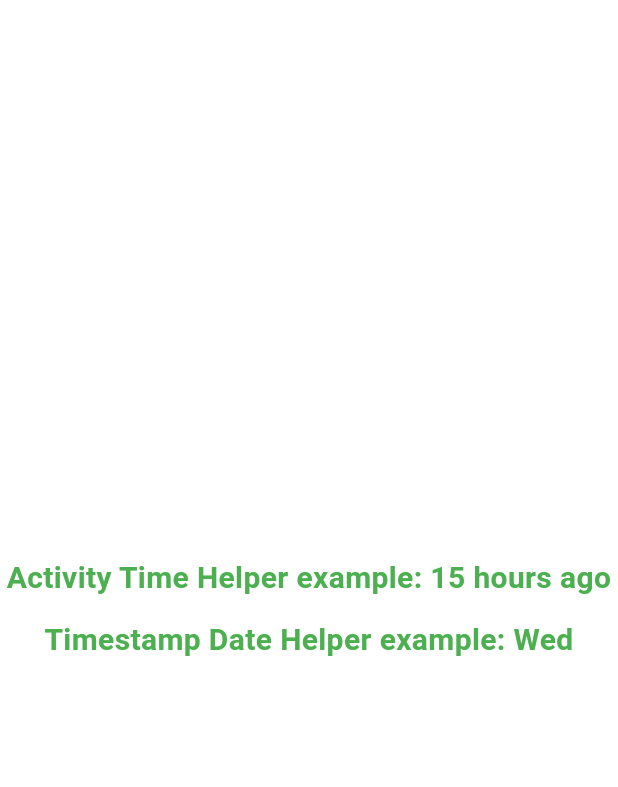
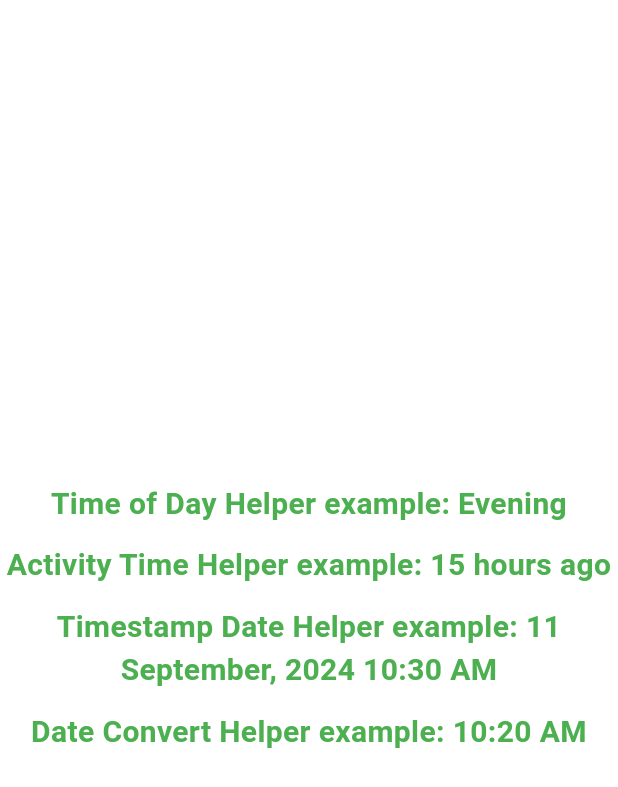
Before and after one commit to mirzamahmud/date-convert-helper, a Flutter app: the screen it shows after launch, on a phone screen of 412 x 824 dp. Shown: the top 787 px of the screen. Run offline on Flutter 3.47's test engine with Material 3 defaults, Android fonts, the phone set to English and light mode, and no system bars; our stand-ins replace cloud_firestore; accounts and stored records are empty.

Commit message:
added_a_new_helper_for_formating_time_of_day

```diff
--- a/example/lib/main.dart
+++ b/example/lib/main.dart
@@ -19,13 +19,24 @@ class Example extends StatefulWidget {
 }
 
 class _ExampleState extends State<Example> {
+
+  /// -------- time of day helper -----------
+  String timeOfDayFromInt = TimeOfDayHelper.formatTimeOfDayFromInt(dateTimeValue: int.parse("1721620800"));
+  String timeOfDayFromString = TimeOfDayHelper.formatTimeOfDayFromString(dateTimeValue: "2024-09-10T18:46:26.266");
+
   /// -------- activity time helper --------------
   String activityTimeHelperExample = ActivityTimeHelper.userOnlineActivity("2024-09-10T18:46:26.266");
 
   /// -------- timestamp date helper ------------
   final timestamp = TimeStampDateHelper.formatTimestampDateTime(
     time: Timestamp.now(),
-    formatPattern: "E"
+    formatPattern: "dd MMMM, yyyy hh:mm aa",
+  );
+
+  /// -------- date convert helper -------------
+  String formattedDate = DateConvertHelper.formatDateTimeFromUtcToLocal(
+    dateTimeValue: "2024-09-12T10:20:30Z",
+    formatPattern: "hh:mm a",
   );
 
   @override
@@ -39,6 +50,18 @@ class _ExampleState extends State<Example> {
             crossAxisAlignment: CrossAxisAlignment.center,
             mainAxisAlignment: MainAxisAlignment.center,
             children: [
+              /// ---------- time of day helper example text widget
+              Text(
+                "Time of Day Helper example: $timeOfDayFromString",
+                textAlign: TextAlign.center,
+                style: const TextStyle(
+                    color: Colors.green,
+                    fontWeight: FontWeight.w600,
+                    fontSize: 20
+                ),
+              ),
+              const SizedBox(height: 12),
+
               /// ---------- activity time helper example text widget
               Text(
                 "Activity Time Helper example: $activityTimeHelperExample",
@@ -62,6 +85,17 @@ class _ExampleState extends State<Example> {
                 ),
               ),
               const SizedBox(height: 12),
+
+              /// ---------- date convert helper example text widget
+              Text(
+                "Date Convert Helper example: $formattedDate",
+                textAlign: TextAlign.center,
+                style: const TextStyle(
+                    color: Colors.green,
+                    fontWeight: FontWeight.w600,
+                    fontSize: 20
+                ),
+              ),
             ],
           ),
         ),
--- a/lib/date_convert_helper.dart
+++ b/lib/date_convert_helper.dart
@@ -1,6 +1,7 @@
 library date_convert_helper;
 
 export 'src/enum/day_of_week_enum.dart';
-export 'src/activity_time/activity_time_helper.dart';
-export 'src/date_convert/date_convert_helper.dart';
-export 'src/time_stamp/time_stamp_date_helper.dart';
+export 'src/main/activity_time/activity_time_helper.dart';
+export 'src/main/date_convert/date_convert_helper.dart';
+export 'src/main/time_stamp/time_stamp_date_helper.dart';
+export 'src/main/time_of_day/time_of_day_helper.dart';
--- /dev/null
+++ b/lib/src/main/date_convert/date_convert_helper.dart
@@ -0,0 +1,153 @@
+import 'package:date_convert_helper/date_convert_helper.dart';
+import 'package:intl/intl.dart';
+
+/// [DateConvertHelper] class works like a helper to convert any types of date time data, such as [DateTime] and [APIs] data,
+/// this helper class contains such methods those will help us to format date as our desire date format.
+class DateConvertHelper{
+
+  /// this method is used to format date time from [String] type data.
+  /// [formatDateTimeFromString] method has three params.
+  /// [dateTimeValue] param is used for store data which will come from [APIs] or other sources. It is [String] type data
+  /// [formatPattern] param is optional. It is [String] and representing desire pattern that is used for formatting [dateTimeValue].
+  /// example of the [formatPattern] - "yyyy-mm-dd", "dd MMMM, yyyy", and etc...
+  static String formatDateTimeFromString({
+    required String dateTimeValue,
+    String? formatPattern,
+  }){
+    DateTime parsedDate = DateTime.parse(dateTimeValue);
+    return DateFormat(formatPattern).format(parsedDate);
+  }
+
+  /// this method is used to format date time from [DateTime] type data.
+  /// [formatDateFromDatetime] method has three params.
+  /// [dateTimeValue] param is used for store data which will come from [DateTime].
+  /// [formatPattern] param is optional. It is [String] and representing desire pattern that is used for formatting [dateTimeValue].
+  /// example of the [formatPattern] - "yyyy-mm-dd", "dd MMMM, yyyy", and etc...
+  static String formatDateFromDatetime({
+    required DateTime dateTimeValue,
+    String? formatPattern,
+  }) {
+    return DateFormat(formatPattern).format(dateTimeValue);
+  }
+
+  /// this method is used to format local date time from [IsoString].
+  /// [formatIsoStringToLocalDatetime] method has one param.
+  /// [dateTimeValue] is [String] type required param and used to store data which will come from [APIs] or other sources as iso date time format.
+  static DateTime formatIsoStringToLocalDatetime({
+    required String dateTimeValue,
+  }) {
+    return DateFormat('yyyy-MM-ddTHH:mm:ss.SSS').parse(dateTimeValue, true).toLocal();
+  }
+
+  /// this method is used to format local date only from [IsoString].
+  /// [isoStringToLocalTimeOnly] method has three params.
+  /// [dateTimeValue] is [String] type required param and used to store data which will come from [APIs] or other sources as iso date time format.
+  /// [formatDatePattern] param is optional. It is [String] and representing desire pattern that is used for formatting [dateTimeValue].
+  /// example of the [formatDatePattern] - "yyyy/mm/dd", "yyyy-mm-dd", "dd MMMM, yyyy", and etc...
+  static String isoStringToLocalDateOnly({
+    required String dateTimeValue,
+    String? formatDatePattern,
+  }) {
+    return DateFormat(formatDatePattern).format(formatIsoStringToLocalDatetime(dateTimeValue: dateTimeValue));
+  }
+
+  /// this method is used to format local time only from [IsoString].
+  /// [isoStringToLocalTimeOnly] method has three params.
+  /// [dateTimeValue] is [String] type required param and used to store data which will come from [APIs] or other sources as iso date time format.
+  /// [formatTimePattern] param is optional. It is [String] and representing desire pattern that is used for formatting [dateTimeValue].
+  /// example of the [formatTimePattern] - "hh:mm:ss", "hh:mm aa", and etc...
+  static String isoStringToLocalTimeOnly({
+    required String dateTimeValue,
+    String? formatTimePattern,
+  }) {
+    return DateFormat(formatTimePattern).format(formatIsoStringToLocalDatetime(dateTimeValue: dateTimeValue));
+  }
+
+  /// this method is used just to convert time to time
+  /// [convertTimeToTime] method has two params.
+  /// [dateTimeValue] is [String] type required param and used to store data which will come from [APIs] or other sources as iso date time format.
+  /// the returning result of this method like - [08:59 PM]
+  static String convertTimeToTime({
+    required String dateTimeValue,
+  }) {
+    return DateFormat('hh:mm a').format(DateFormat('hh:mm:ss').parse(dateTimeValue));
+  }
+
+  /// this method is used to format weekday from [DateTime]
+  /// [formatWeekdayFromDatetime] method has three params.
+  /// [dateTimeValue] param is required and used for store data which will come from [DateTime].
+  /// [dayOfWeekEnum] param is required and represent a [Enum]. It is used for weekday name as short form and full form.
+  /// More specifically if [DayOfWeekEnum.short] weekday name will be "Thu" and [DayOfWeekEnum.full] weekday will be "Thursday"
+  static String formatWeekdayFromDatetime({
+    required DateTime dateTimeValue,
+    required DayOfWeekEnum dayOfWeekEnum
+  }){
+    switch(dayOfWeekEnum){
+      case DayOfWeekEnum.short:
+        return DateFormat("E").format(dateTimeValue);
+      case DayOfWeekEnum.full:
+        return DateFormat("EEEE").format(dateTimeValue);
+      default:
+        return DateFormat("EEEEE").format(dateTimeValue);
+    }
+  }
+
+  /// this method is used to format weekday from [String]
+  /// [formatWeekdayFromString] method has three params.
+  /// [dateTimeValue] is [String] type required param and used for store data which will come from [APIs] or other sources.
+  /// [dayOfWeekEnum] param is required and represent a [Enum]. It is used for weekday name as short form and full form.
+  /// More specifically if [DayOfWeekEnum.short] weekday name will be "Thu" and [DayOfWeekEnum.full] weekday will be "Thursday"
+  static String formatWeekdayFromString({
+    required String dateTimeValue,
+    required DayOfWeekEnum dayOfWeekEnum,
+  }){
+    DateTime parseTime = DateTime.parse(dateTimeValue);
+    switch(dayOfWeekEnum){
+      case DayOfWeekEnum.short:
+        return DateFormat("E").format(parseTime);
+      case DayOfWeekEnum.full:
+        return DateFormat("EEEE").format(parseTime);
+      default:
+        return DateFormat("EEEEE").format(parseTime);
+    }
+  }
+
+  /// this method is used to format weekday from [IsoString]
+  /// [formatWeekdayFromIsoString] method has three params.
+  /// [dateTimeValue] is [String] type required param and used for store data which will come from [APIs] or other sources as iso date time format.
+  /// [dayOfWeekEnum] param is required and represent a [Enum]. It is used for weekday name as short form and full form.
+  /// More specifically if [DayOfWeekEnum.short] weekday name will be "Thu" and [DayOfWeekEnum.full] weekday will be "Thursday"
+  static String formatWeekdayFromIsoString({
+    required String dateTimeValue,
+    required DayOfWeekEnum dayOfWeekEnum,
+    String? locale
+  }){
+    switch(dayOfWeekEnum){
+      case DayOfWeekEnum.short:
+        return DateFormat("E").format(formatIsoStringToLocalDatetime(dateTimeValue: dateTimeValue));
+      case DayOfWeekEnum.full:
+        return DateFormat("EEEE").format(formatIsoStringToLocalDatetime(dateTimeValue: dateTimeValue));
+      default:
+        return DateFormat("EEEEE").format(formatIsoStringToLocalDatetime(dateTimeValue: dateTimeValue));
+    }
+  }
+
+  /// this method is used to format date time from Utc to Local
+  /// [formatDateTimeFromUtcToLocal] method has three params
+  /// [dateTimeValue] is [String] type required param and used to store data which will come from [APIs] or other sources as Utc format.
+  /// [formatPattern] param is optional. It is [String] and representing desire pattern that is used for formatting [dateTimeValue].
+  /// example of the [formatPattern] - "yyyy-mm-dd", "hh:mm:ss", "hh:mm aa", and etc...
+  static String formatDateTimeFromUtcToLocal({
+    required String dateTimeValue,
+    String? formatPattern,
+  }) {
+    try{
+      DateTime dateTimeUtc = DateTime.parse(dateTimeValue);
+      DateTime dateTimeLocal = dateTimeUtc.toLocal();
+      String formattedDate = DateFormat(formatPattern).format(dateTimeLocal);
+      return formattedDate;
+    }catch(e){
+      return "---";
+    }
+  }
+}
--- /dev/null
+++ b/lib/src/main/time_of_day/time_of_day_helper.dart
@@ -0,0 +1,34 @@
+class TimeOfDayHelper{
+
+  static String formatTimeOfDayFromInt({required int dateTimeValue}){
+    DateTime dateTime = DateTime.fromMillisecondsSinceEpoch(dateTimeValue * 1000);
+    int hour = dateTime.hour;
+    if(hour >= 5 && hour < 12){
+      return "Morning";
+    }else if(hour >= 12 && hour < 15){
+      return "Noon";
+    }else if(hour >= 15 && hour < 18){
+      return "Afternoon";
+    }else if(hour >= 18 && hour < 21){
+      return "Evening";
+    }else{
+      return "Night";
+    }
+  }
+
+  static String formatTimeOfDayFromString({required String dateTimeValue}){
+    DateTime dateTime = DateTime.parse(dateTimeValue);
+    int hour = dateTime.hour;
+    if(hour >= 5 && hour < 12){
+      return "Morning";
+    }else if(hour >= 12 && hour < 15){
+      return "Noon";
+    }else if(hour >= 15 && hour < 18){
+      return "Afternoon";
+    }else if(hour >= 18 && hour < 21){
+      return "Evening";
+    }else{
+      return "Night";
+    }
+  }
+}
--- a/lib/src/time_stamp/time_stamp_date_helper.dart
+++ b/lib/src/main/time_stamp/time_stamp_date_helper.dart
@@ -4,10 +4,9 @@ import 'package:intl/intl.dart';
 class TimeStampDateHelper{
 
   static String formatTimestampDateTime({
-    String? locale,
     String? formatPattern,
     required Timestamp time
   }){
-    return DateFormat(formatPattern, locale).format(time.toDate());
+    return DateFormat(formatPattern).format(time.toDate());
   }
 }
```
Also changed, not shown: lib/src/date_convert/date_convert_helper.dart (deleted, +0 -89 lines), lib/src/main/activity_time/activity_time_helper.dart (renamed from lib/src/activity_time/activity_time_helper.dart).
